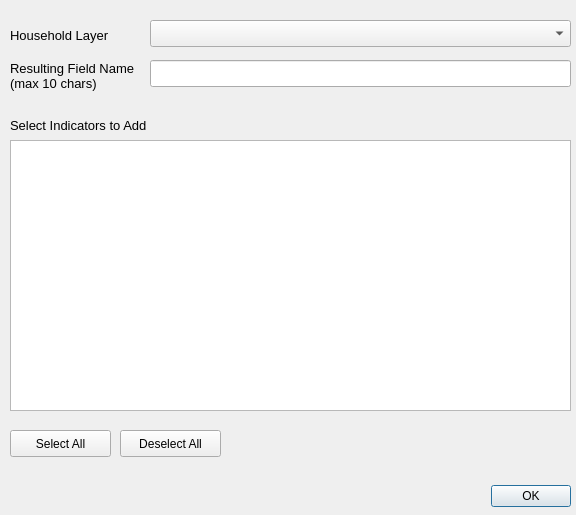
The window that mhcvam_unicef_indicators_household_dialog.ui (benhur07b/mhcvam) describes before a commit, drawn with Qt 5.
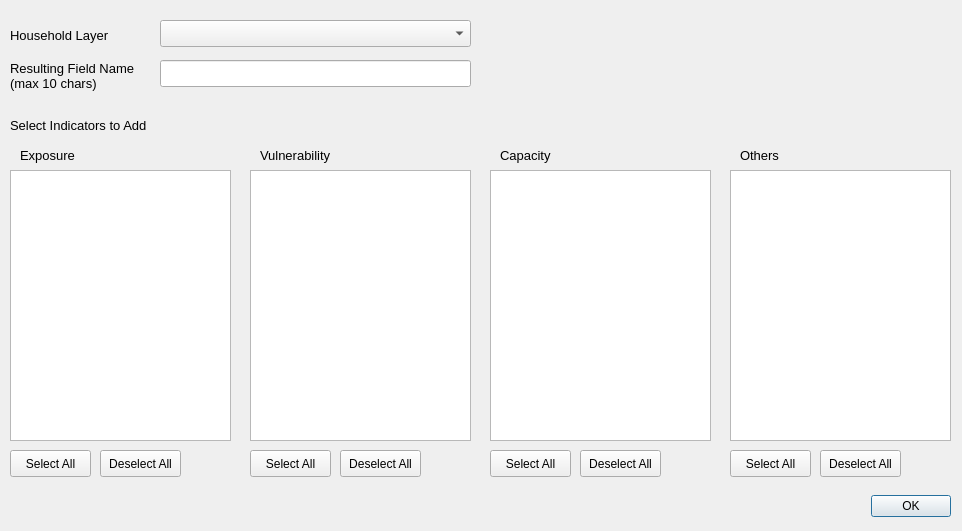
The same window after the commit. Custom widgets are drawn as their Qt base class.

Commit message: Added _drafts to hold previous/future implementations; Edited UNICEF HH plugin.

```diff
--- a/mhcvam_unicef_indicators_household_dialog.ui
+++ b/mhcvam_unicef_indicators_household_dialog.ui
@@ -6,20 +6,14 @@
    <rect>
     <x>0</x>
     <y>0</y>
-    <width>576</width>
-    <height>515</height>
+    <width>962</width>
+    <height>531</height>
    </rect>
   </property>
   <property name="minimumSize">
    <size>
-    <width>576</width>
-    <height>515</height>
-   </size>
-  </property>
-  <property name="maximumSize">
-   <size>
-    <width>576</width>
-    <height>515</height>
+    <width>962</width>
+    <height>531</height>
    </size>
   </property>
   <property name="windowTitle">
@@ -29,8 +23,8 @@
    <property name="geometry">
     <rect>
      <x>10</x>
-     <y>480</y>
-     <width>561</width>
+     <y>490</y>
+     <width>941</width>
      <height>32</height>
     </rect>
    </property>
@@ -44,9 +38,9 @@
   <widget class="QgsMapLayerComboBox" name="selectHHComboBox">
    <property name="geometry">
     <rect>
-     <x>150</x>
+     <x>160</x>
      <y>20</y>
-     <width>421</width>
+     <width>311</width>
      <height>27</height>
     </rect>
    </property>
@@ -88,8 +82,8 @@
    <property name="geometry">
     <rect>
      <x>10</x>
-     <y>140</y>
-     <width>561</width>
+     <y>170</y>
+     <width>221</width>
      <height>271</height>
     </rect>
    </property>
@@ -131,8 +125,8 @@
    <property name="geometry">
     <rect>
      <x>10</x>
-     <y>430</y>
-     <width>101</width>
+     <y>450</y>
+     <width>81</width>
      <height>27</height>
     </rect>
    </property>
@@ -143,9 +137,9 @@
   <widget class="QPushButton" name="deselectAllBtn">
    <property name="geometry">
     <rect>
-     <x>120</x>
-     <y>430</y>
-     <width>101</width>
+     <x>100</x>
+     <y>450</y>
+     <width>81</width>
      <height>27</height>
     </rect>
    </property>
@@ -186,13 +180,250 @@
   <widget class="QLineEdit" name="resultFieldNameLineEdit">
    <property name="geometry">
     <rect>
-     <x>150</x>
+     <x>160</x>
      <y>60</y>
-     <width>421</width>
+     <width>311</width>
      <height>27</height>
     </rect>
    </property>
   </widget>
+  <widget class="QListWidget" name="listWidget_vul">
+   <property name="geometry">
+    <rect>
+     <x>250</x>
+     <y>170</y>
+     <width>221</width>
+     <height>271</height>
+    </rect>
+   </property>
+   <property name="selectionMode">
+    <enum>QAbstractItemView::ExtendedSelection</enum>
+   </property>
+  </widget>
+  <widget class="QListWidget" name="listWidget_cap">
+   <property name="geometry">
+    <rect>
+     <x>490</x>
+     <y>170</y>
+     <width>221</width>
+     <height>271</height>
+    </rect>
+   </property>
+   <property name="selectionMode">
+    <enum>QAbstractItemView::ExtendedSelection</enum>
+   </property>
+  </widget>
+  <widget class="QListWidget" name="listWidget_oth">
+   <property name="geometry">
+    <rect>
+     <x>730</x>
+     <y>170</y>
+     <width>221</width>
+     <height>271</height>
+    </rect>
+   </property>
+   <property name="selectionMode">
+    <enum>QAbstractItemView::ExtendedSelection</enum>
+   </property>
+  </widget>
+  <widget class="QLabel" name="label_exp">
+   <property name="geometry">
+    <rect>
+     <x>20</x>
+     <y>140</y>
+     <width>211</width>
+     <height>31</height>
+    </rect>
+   </property>
+   <property name="font">
+    <font>
+     <pointsize>10</pointsize>
+    </font>
+   </property>
+   <property name="autoFillBackground">
+    <bool>false</bool>
+   </property>
+   <property name="frameShape">
+    <enum>QFrame::NoFrame</enum>
+   </property>
+   <property name="frameShadow">
+    <enum>QFrame::Plain</enum>
+   </property>
+   <property name="text">
+    <string>Exposure</string>
+   </property>
+   <property name="wordWrap">
+    <bool>true</bool>
+   </property>
+  </widget>
+  <widget class="QLabel" name="label_vul">
+   <property name="geometry">
+    <rect>
+     <x>260</x>
+     <y>140</y>
+     <width>211</width>
+     <height>31</height>
+    </rect>
+   </property>
+   <property name="font">
+    <font>
+     <pointsize>10</pointsize>
+    </font>
+   </property>
+   <property name="autoFillBackground">
+    <bool>false</bool>
+   </property>
+   <property name="frameShape">
+    <enum>QFrame::NoFrame</enum>
+   </property>
+   <property name="frameShadow">
+    <enum>QFrame::Plain</enum>
+   </property>
+   <property name="text">
+    <string>Vulnerability</string>
+   </property>
+   <property name="wordWrap">
+    <bool>true</bool>
+   </property>
+  </widget>
+  <widget class="QLabel" name="label_cap">
+   <property name="geometry">
+    <rect>
+     <x>500</x>
+     <y>140</y>
+     <width>211</width>
+     <height>31</height>
+    </rect>
+   </property>
+   <property name="font">
+    <font>
+     <pointsize>10</pointsize>
+    </font>
+   </property>
+   <property name="autoFillBackground">
+    <bool>false</bool>
+   </property>
+   <property name="frameShape">
+    <enum>QFrame::NoFrame</enum>
+   </property>
+   <property name="frameShadow">
+    <enum>QFrame::Plain</enum>
+   </property>
+   <property name="text">
+    <string>Capacity</string>
+   </property>
+   <property name="wordWrap">
+    <bool>true</bool>
+   </property>
+  </widget>
+  <widget class="QLabel" name="label_oth">
+   <property name="geometry">
+    <rect>
+     <x>740</x>
+     <y>140</y>
+     <width>211</width>
+     <height>31</height>
+    </rect>
+   </property>
+   <property name="font">
+    <font>
+     <pointsize>10</pointsize>
+    </font>
+   </property>
+   <property name="autoFillBackground">
+    <bool>false</bool>
+   </property>
+   <property name="frameShape">
+    <enum>QFrame::NoFrame</enum>
+   </property>
+   <property name="frameShadow">
+    <enum>QFrame::Plain</enum>
+   </property>
+   <property name="text">
+    <string>Others</string>
+   </property>
+   <property name="wordWrap">
+    <bool>true</bool>
+   </property>
+  </widget>
+  <widget class="QPushButton" name="selectAllBtn_vul">
+   <property name="geometry">
+    <rect>
+     <x>250</x>
+     <y>450</y>
+     <width>81</width>
+     <height>27</height>
+    </rect>
+   </property>
+   <property name="text">
+    <string>Select All</string>
+   </property>
+  </widget>
+  <widget class="QPushButton" name="deselectAllBtn_vul">
+   <property name="geometry">
+    <rect>
+     <x>340</x>
+     <y>450</y>
+     <width>81</width>
+     <height>27</height>
+    </rect>
+   </property>
+   <property name="text">
+    <string>Deselect All</string>
+   </property>
+  </widget>
+  <widget class="QPushButton" name="selectAllBtn_cap">
+   <property name="geometry">
+    <rect>
+     <x>490</x>
+     <y>450</y>
+     <width>81</width>
+     <height>27</height>
+    </rect>
+   </property>
+   <property name="text">
+    <string>Select All</string>
+   </property>
+  </widget>
+  <widget class="QPushButton" name="deselectAllBtn_cap">
+   <property name="geometry">
+    <rect>
+     <x>580</x>
+     <y>450</y>
+     <width>81</width>
+     <height>27</height>
+    </rect>
+   </property>
+   <property name="text">
+    <string>Deselect All</string>
+   </property>
+  </widget>
+  <widget class="QPushButton" name="selectAllBtn_oth">
+   <property name="geometry">
+    <rect>
+     <x>730</x>
+     <y>450</y>
+     <width>81</width>
+     <height>27</height>
+    </rect>
+   </property>
+   <property name="text">
+    <string>Select All</string>
+   </property>
+  </widget>
+  <widget class="QPushButton" name="deselectAllBtn_oth">
+   <property name="geometry">
+    <rect>
+     <x>820</x>
+     <y>450</y>
+     <width>81</width>
+     <height>27</height>
+    </rect>
+   </property>
+   <property name="text">
+    <string>Deselect All</string>
+   </property>
+  </widget>
  </widget>
  <customwidgets>
   <customwidget>
```
Left out of the diff: 6 changed lines with no effect on the pictures. The commit also changes 7 other files.
